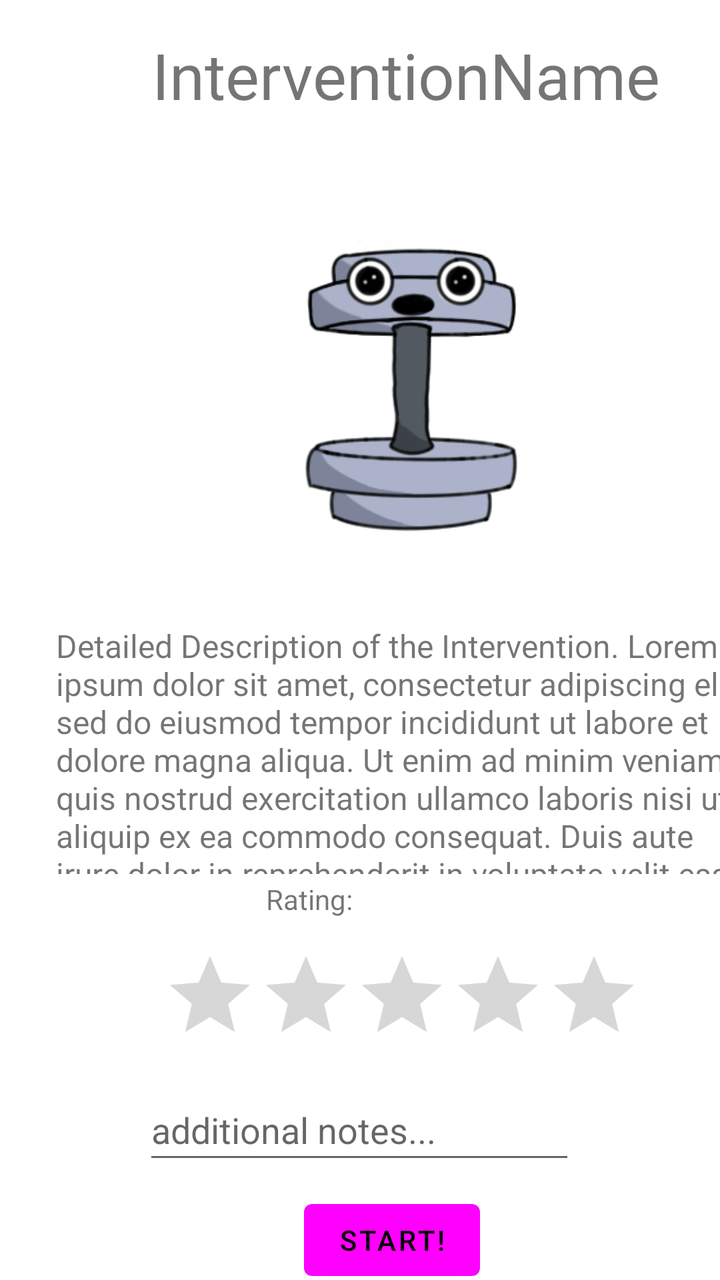
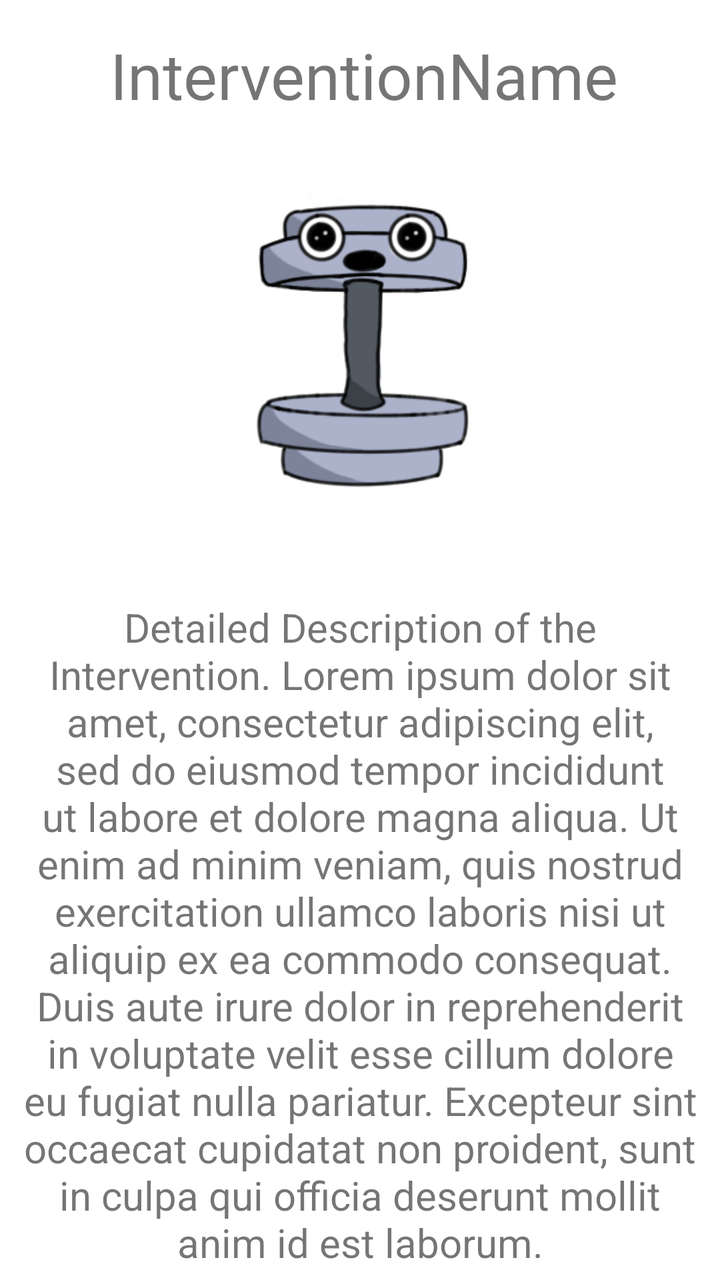

An Android layout rendered at two revisions. The XML below is the earlier revision; the diff shows what the commit changed to produce the second picture.
<!-- AndroidManifest.xml: application theme Theme.SELab23B02 -->
<!-- res/layout/fragment_single_intervention.xml -->
<?xml version="1.0" encoding="utf-8"?>
<LinearLayout xmlns:android="http://schemas.android.com/apk/res/android"
    xmlns:app="http://schemas.android.com/apk/res-auto"
    xmlns:tools="http://schemas.android.com/tools"
    android:layout_width="match_parent"
    android:layout_height="match_parent">

    <androidx.constraintlayout.widget.ConstraintLayout
        android:layout_width="match_parent"
        android:layout_height="match_parent"
        android:layout_weight="1">

        <com.google.android.material.textfield.TextInputEditText
            android:id="@+id/tvInterventionAdditionalNotes"
            android:layout_width="216dp"
            android:layout_height="47dp"
            android:layout_marginStart="25dp"
            android:layout_marginTop="540dp"
            android:layout_marginEnd="25dp"
            android:ems="10"
            android:hint="@string/et_questionnaire_additional_notes"
            android:inputType="textLongMessage|textMultiLine"
            app:layout_constraintEnd_toEndOf="parent"
            app:layout_constraintHorizontal_bias="0.496"
            app:layout_constraintStart_toStartOf="parent"
            app:layout_constraintTop_toTopOf="parent" />

        <TextView
            android:id="@+id/textView3"
            android:layout_width="398dp"
            android:layout_height="65dp"
            android:layout_marginStart="4dp"
            android:layout_marginTop="16dp"
            android:text="InterventionName"
            android:textAlignment="center"
            android:textSize="32sp"
            app:layout_constraintStart_toStartOf="parent"
            app:layout_constraintTop_toTopOf="parent" />

        <TextView
            android:id="@+id/textView4"
            android:layout_width="349dp"
            android:layout_height="125dp"
            android:layout_marginStart="28dp"
            android:layout_marginTop="28dp"
            android:text="Detailed Description of the Intervention. Lorem ipsum dolor sit amet, consectetur adipiscing elit, sed do eiusmod tempor incididunt ut labore et dolore magna aliqua. Ut enim ad minim veniam, quis nostrud exercitation ullamco laboris nisi ut aliquip ex ea commodo consequat. Duis aute irure dolor in reprehenderit in voluptate velit esse cillum dolore eu fugiat nulla pariatur. Excepteur sint occaecat cupidatat non proident, sunt in culpa qui officia deserunt mollit anim id est laborum."
            android:textSize="16sp"
            app:layout_constraintStart_toStartOf="parent"
            app:layout_constraintTop_toBottomOf="@+id/imageView2" />

        <Button
            android:id="@+id/buttonComplete"
            android:layout_width="wrap_content"
            android:layout_height="wrap_content"
            android:layout_marginStart="152dp"
            android:layout_marginTop="596dp"
            android:onClick="interventionComplete"
            android:text="Start!"
            app:layout_constraintStart_toStartOf="parent"
            app:layout_constraintTop_toTopOf="parent" />

        <ImageView
            android:id="@+id/imageView2"
            android:layout_width="233dp"
            android:layout_height="187dp"
            android:layout_marginStart="88dp"
            android:layout_marginTop="16dp"
            android:layout_weight="1"
            android:src="@drawable/little_being"
            app:layout_constraintStart_toStartOf="parent"
            app:layout_constraintTop_toBottomOf="@+id/textView3" />

        <TextView
            android:id="@+id/textView"
            android:layout_width="144dp"
            android:layout_height="26dp"
            android:layout_marginStart="133dp"
            android:layout_marginBottom="8dp"
            android:text="Rating:"
            app:layout_constraintBottom_toTopOf="@+id/ratingBar"
            app:layout_constraintStart_toStartOf="parent" />

        <RatingBar
            android:id="@+id/ratingBar"
            android:layout_width="wrap_content"
            android:layout_height="wrap_content"
            android:layout_marginStart="81dp"
            android:layout_marginBottom="9dp"
            android:numStars="5"
            android:stepSize="1"
            app:layout_constraintBottom_toTopOf="@+id/tvInterventionAdditionalNotes"
            app:layout_constraintStart_toStartOf="parent" />

    </androidx.constraintlayout.widget.ConstraintLayout>

</LinearLayout>
<!-- resources referenced by this layout -->
<resources>
  <!-- drawable little_being: png bitmap (drawable, 34207 bytes) -->
  <string name="et_questionnaire_additional_notes">additional notes...</string>
  <style name="Theme.SELab23B02" parent="Theme.MaterialComponents.DayNight.DarkActionBar">
          
          <item name="colorPrimary">@color/off_white</item>
          <item name="colorPrimaryVariant">@color/accent_color</item>
          <item name="colorOnPrimary">@color/black</item>
          
          <item name="colorSecondary">@color/ap_gray</item>
          <item name="colorSecondaryVariant">@color/teal_700</item>
          <item name="colorOnSecondary">@color/black</item>
          <item name="titleTextColor">@color/black</item>
          
          <item name="android:statusBarColor">@color/off_white</item>
          
      </style>
  <color name="accent_color">#516395</color>
  <color name="black">#FF000000</color>
  <color name="teal_700">#FF018786</color>
</resources>

<!-- the commit's change to res/layout/fragment_single_intervention.xml (unified diff, before → after) -->
@@ -3,93 +3,102 @@
     xmlns:app="http://schemas.android.com/apk/res-auto"
     xmlns:tools="http://schemas.android.com/tools"
     android:layout_width="match_parent"
-    android:layout_height="match_parent">
+    android:layout_height="match_parent"
+    >
 
     <androidx.constraintlayout.widget.ConstraintLayout
         android:layout_width="match_parent"
         android:layout_height="match_parent"
-        android:layout_weight="1">
+        android:layout_weight="1"
+        android:id="@+id/singleInterventionFragment">
 
         <com.google.android.material.textfield.TextInputEditText
             android:id="@+id/tvInterventionAdditionalNotes"
             android:layout_width="216dp"
             android:layout_height="47dp"
-            android:layout_marginStart="25dp"
-            android:layout_marginTop="540dp"
-            android:layout_marginEnd="25dp"
             android:ems="10"
             android:hint="@string/et_questionnaire_additional_notes"
             android:inputType="textLongMessage|textMultiLine"
-            app:layout_constraintEnd_toEndOf="parent"
-            app:layout_constraintHorizontal_bias="0.496"
-            app:layout_constraintStart_toStartOf="parent"
-            app:layout_constraintTop_toTopOf="parent" />
+            android:layout_marginTop="10dp"
+
+
+            app:layout_constraintTop_toBottomOf="@id/ratingBar"
+            app:layout_constraintLeft_toLeftOf="parent"
+            app:layout_constraintRight_toRightOf="parent"/>
 
         <TextView
             android:id="@+id/textView3"
-            android:layout_width="398dp"
-            android:layout_height="65dp"
+            android:layout_width="wrap_content"
+            android:layout_height="wrap_content"
             android:layout_marginStart="4dp"
             android:layout_marginTop="16dp"
             android:text="InterventionName"
             android:textAlignment="center"
             android:textSize="32sp"
-            app:layout_constraintStart_toStartOf="parent"
-            app:layout_constraintTop_toTopOf="parent" />
+            app:layout_constraintTop_toTopOf="parent"
+            app:layout_constraintLeft_toLeftOf="parent"
+            app:layout_constraintRight_toRightOf="parent"/>
 
         <TextView
             android:id="@+id/textView4"
-            android:layout_width="349dp"
-            android:layout_height="125dp"
-            android:layout_marginStart="28dp"
+            android:layout_width="wrap_content"
+            android:layout_height="wrap_content"
             android:layout_marginTop="28dp"
             android:text="Detailed Description of the Intervention. Lorem ipsum dolor sit amet, consectetur adipiscing elit, sed do eiusmod tempor incididunt ut labore et dolore magna aliqua. Ut enim ad minim veniam, quis nostrud exercitation ullamco laboris nisi ut aliquip ex ea commodo consequat. Duis aute irure dolor in reprehenderit in voluptate velit esse cillum dolore eu fugiat nulla pariatur. Excepteur sint occaecat cupidatat non proident, sunt in culpa qui officia deserunt mollit anim id est laborum."
-            android:textSize="16sp"
-            app:layout_constraintStart_toStartOf="parent"
+            android:textSize="20sp"
+            android:padding="10dp"
+            android:textAlignment="center"
+            app:layout_constraintRight_toRightOf="parent"
+            app:layout_constraintLeft_toLeftOf="parent"
             app:layout_constraintTop_toBottomOf="@+id/imageView2" />
 
         <Button
             android:id="@+id/buttonComplete"
             android:layout_width="wrap_content"
             android:layout_height="wrap_content"
-            android:layout_marginStart="152dp"
-            android:layout_marginTop="596dp"
             android:onClick="interventionComplete"
             android:text="Start!"
-            app:layout_constraintStart_toStartOf="parent"
-            app:layout_constraintTop_toTopOf="parent" />
+
+            app:layout_constraintTop_toBottomOf="@id/tvInterventionAdditionalNotes"
+            app:layout_constraintLeft_toLeftOf="parent"
+            app:layout_constraintRight_toRightOf="parent"
+            android:layout_marginTop="9dp"
+            android:background="@drawable/step_count_border"/>
 
         <ImageView
             android:id="@+id/imageView2"
             android:layout_width="233dp"
             android:layout_height="187dp"
-            android:layout_marginStart="88dp"
             android:layout_marginTop="16dp"
             android:layout_weight="1"
             android:src="@drawable/little_being"
-            app:layout_constraintStart_toStartOf="parent"
+            app:layout_constraintLeft_toLeftOf="parent"
+            app:layout_constraintRight_toRightOf="parent"
             app:layout_constraintTop_toBottomOf="@+id/textView3" />
 
         <TextView
             android:id="@+id/textView"
             android:layout_width="144dp"
             android:layout_height="26dp"
-            android:layout_marginStart="133dp"
-            android:layout_marginBottom="8dp"
+            android:layout_marginTop="40dp"
             android:text="Rating:"
-            app:layout_constraintBottom_toTopOf="@+id/ratingBar"
-            app:layout_constraintStart_toStartOf="parent" />
+            android:textSize="20sp"
+            app:layout_constraintLeft_toLeftOf="@id/ratingBar"
+
+            app:layout_constraintTop_toBottomOf="@id/textView4"/>
 
         <RatingBar
             android:id="@+id/ratingBar"
             android:layout_width="wrap_content"
             android:layout_height="wrap_content"
-            android:layout_marginStart="81dp"
-            android:layout_marginBottom="9dp"
+            android:layout_marginTop="10dp"
             android:numStars="5"
             android:stepSize="1"
-            app:layout_constraintBottom_toTopOf="@+id/tvInterventionAdditionalNotes"
-            app:layout_constraintStart_toStartOf="parent" />
+            app:layout_constraintLeft_toLeftOf="parent"
+            app:layout_constraintRight_toRightOf="parent"
+            app:layout_constraintTop_toBottomOf="@id/textView"
+
+            />
 
     </androidx.constraintlayout.widget.ConstraintLayout>
 
<!-- resource entries referenced after the edit -->
@@ -1,6 +1,13 @@
 <!-- resources referenced by this layout -->
 <resources>
   <!-- drawable little_being: png bitmap (drawable, 34207 bytes) -->
+  <!-- drawable step_count_border (drawable) -->
+  <?xml version="1.0" encoding="UTF-8"?>
+  <shape xmlns:android="http://schemas.android.com/apk/res/android" android:shape="rectangle">
+      <corners android:radius="30dp"/>
+      <padding android:left="20dp" android:right="10dp" android:top="10dp" android:bottom="10dp"/>
+      <stroke android:width="1dp" android:color="@color/off_white"/>
+  </shape>
   <string name="et_questionnaire_additional_notes">additional notes...</string>
   <style name="Theme.SELab23B02" parent="Theme.MaterialComponents.DayNight.DarkActionBar">
           
